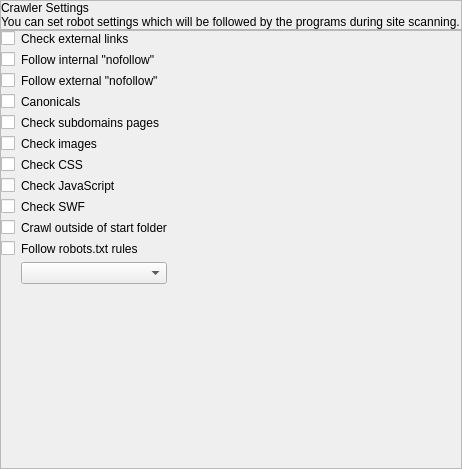
andrascii/RiveSolutions_SEO_Spider, file seospider/ui/crawler_settings_widget.ui: the form before one commit.
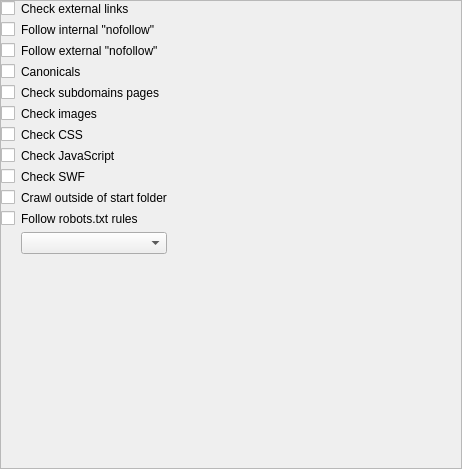
The form after the commit.

Diff of the .ui file:
```diff
--- a/seospider/ui/crawler_settings_widget.ui
+++ b/seospider/ui/crawler_settings_widget.ui
@@ -35,66 +35,6 @@
    <property name="bottomMargin">
     <number>0</number>
    </property>
-   <item>
-    <widget class="QFrame" name="headerFrame">
-     <property name="minimumSize">
-      <size>
-       <width>0</width>
-       <height>0</height>
-      </size>
-     </property>
-     <property name="maximumSize">
-      <size>
-       <width>16777215</width>
-       <height>16777215</height>
-      </size>
-     </property>
-     <property name="frameShape">
-      <enum>QFrame::StyledPanel</enum>
-     </property>
-     <property name="frameShadow">
-      <enum>QFrame::Raised</enum>
-     </property>
-     <layout class="QVBoxLayout" name="verticalLayout_2">
-      <property name="spacing">
-       <number>0</number>
-      </property>
-      <property name="leftMargin">
-       <number>0</number>
-      </property>
-      <property name="topMargin">
-       <number>0</number>
-      </property>
-      <property name="rightMargin">
-       <number>0</number>
-      </property>
-      <property name="bottomMargin">
-       <number>0</number>
-      </property>
-      <item>
-       <layout class="QVBoxLayout" name="verticalLayout">
-        <item>
-         <widget class="QLabel" name="headerName">
-          <property name="text">
-           <string>Crawler Settings</string>
-          </property>
-         </widget>
-        </item>
-        <item>
-         <widget class="QLabel" name="text">
-          <property name="text">
-           <string>You can set robot settings which will be followed by the programs during site scanning.</string>
-          </property>
-          <property name="wordWrap">
-           <bool>true</bool>
-          </property>
-         </widget>
-        </item>
-       </layout>
-      </item>
-     </layout>
-    </widget>
-   </item>
    <item>
     <widget class="QFrame" name="settingsFrame">
      <property name="frameShape">
```
